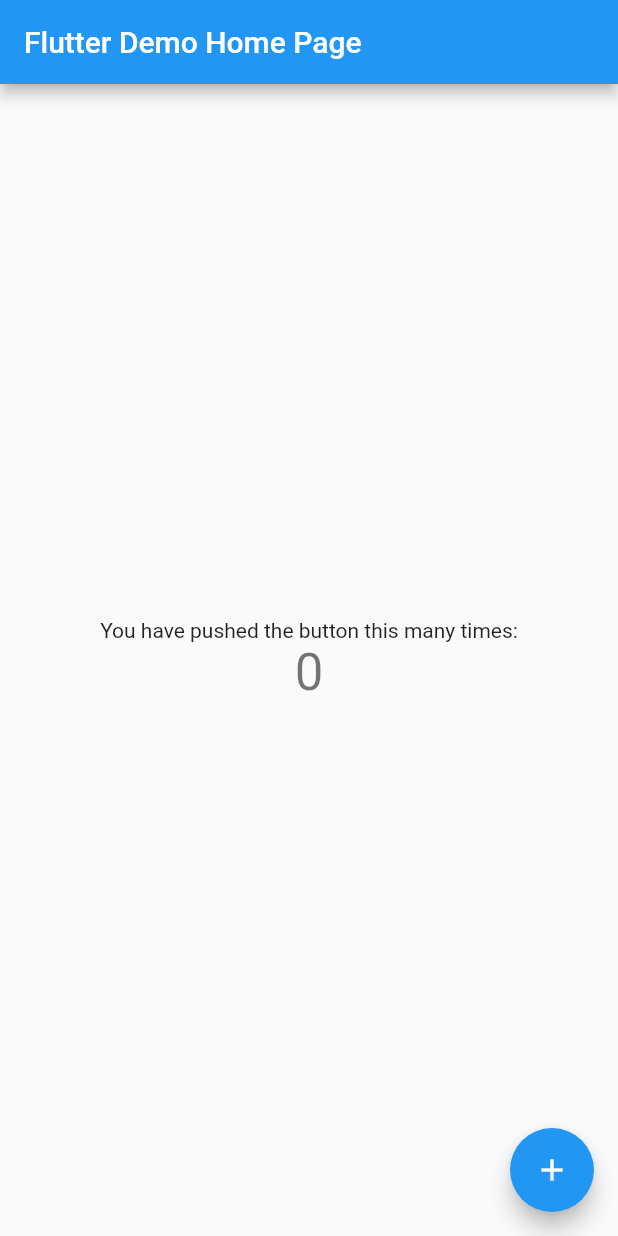
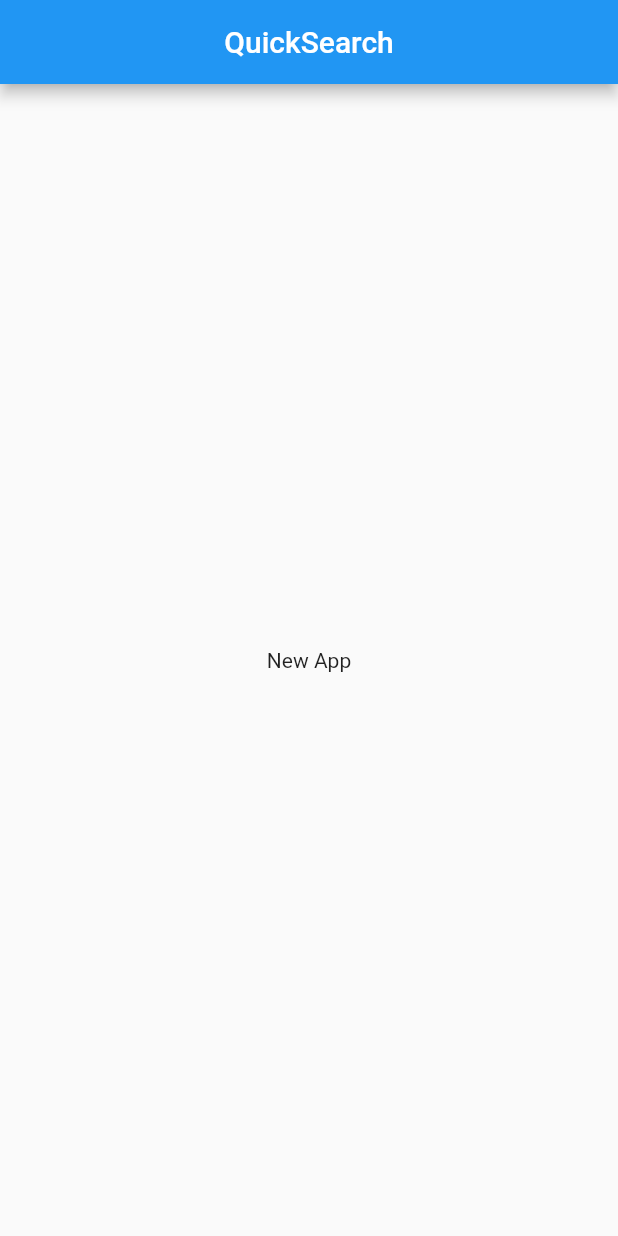
Before and after one commit to emkayDauda/QuickSearch, a Flutter app: the screen it shows after launch, on a phone screen of 412 x 824 dp. Run offline on Flutter 3.47's test engine with Material 2 defaults, Android fonts, the phone set to English and light mode, and no system bars.

Commit message:
Build base app

```diff
--- /dev/null
+++ b/lib/QuickSearch.dart
@@ -0,0 +1,14 @@
+import 'package:flutter/material.dart';
+import 'QuickSearchApp.dart';
+
+class QuickSearch extends StatelessWidget{
+  @override
+  Widget build(BuildContext context) {
+    return MaterialApp(
+        debugShowCheckedModeBanner: false,
+        title: 'QuickSearch',
+        home: QuickSearchApp(),
+    );
+  }
+
+}
--- /dev/null
+++ b/lib/QuickSearchApp.dart
@@ -0,0 +1,19 @@
+import 'package:flutter/material.dart';
+
+class QuickSearchApp extends StatelessWidget {
+  @override
+  Widget build(BuildContext context) {
+    return Scaffold(
+      appBar: AppBar(
+        title: Center(
+          child: Text('QuickSearch'),
+        ),
+      ),
+      body: Container(
+        child: Center(
+          child: Text('New App'),
+        ),
+      ),
+    );
+  }
+}
--- a/lib/main.dart
+++ b/lib/main.dart
@@ -1,109 +1,4 @@
 import 'package:flutter/material.dart';
+import 'QuickSearch.dart';
 
-void main() => runApp(new MyApp());
-
-class MyApp extends StatelessWidget {
-  // This widget is the root of your application.
-  @override
-  Widget build(BuildContext context) {
-    return new MaterialApp(
-      title: 'Flutter Demo',
-      theme: new ThemeData(
-        // This is the theme of your application.
-        //
-        // Try running your application with "flutter run". You'll see the
-        // application has a blue toolbar. Then, without quitting the app, try
-        // changing the primarySwatch below to Colors.green and then invoke
-        // "hot reload" (press "r" in the console where you ran "flutter run",
-        // or press Run > Flutter Hot Reload in IntelliJ). Notice that the
-        // counter didn't reset back to zero; the application is not restarted.
-        primarySwatch: Colors.blue,
-      ),
-      home: new MyHomePage(title: 'Flutter Demo Home Page'),
-    );
-  }
-}
-
-class MyHomePage extends StatefulWidget {
-  MyHomePage({Key key, this.title}) : super(key: key);
-
-  // This widget is the home page of your application. It is stateful, meaning
-  // that it has a State object (defined below) that contains fields that affect
-  // how it looks.
-
-  // This class is the configuration for the state. It holds the values (in this
-  // case the title) provided by the parent (in this case the App widget) and
-  // used by the build method of the State. Fields in a Widget subclass are
-  // always marked "final".
-
-  final String title;
-
-  @override
-  _MyHomePageState createState() => new _MyHomePageState();
-}
-
-class _MyHomePageState extends State<MyHomePage> {
-  int _counter = 0;
-
-  void _incrementCounter() {
-    setState(() {
-      // This call to setState tells the Flutter framework that something has
-      // changed in this State, which causes it to rerun the build method below
-      // so that the display can reflect the updated values. If we changed
-      // _counter without calling setState(), then the build method would not be
-      // called again, and so nothing would appear to happen.
-      _counter++;
-    });
-  }
-
-  @override
-  Widget build(BuildContext context) {
-    // This method is rerun every time setState is called, for instance as done
-    // by the _incrementCounter method above.
-    //
-    // The Flutter framework has been optimized to make rerunning build methods
-    // fast, so that you can just rebuild anything that needs updating rather
-    // than having to individually change instances of widgets.
-    return new Scaffold(
-      appBar: new AppBar(
-        // Here we take the value from the MyHomePage object that was created by
-        // the App.build method, and use it to set our appbar title.
-        title: new Text(widget.title),
-      ),
-      body: new Center(
-        // Center is a layout widget. It takes a single child and positions it
-        // in the middle of the parent.
-        child: new Column(
-          // Column is also layout widget. It takes a list of children and
-          // arranges them vertically. By default, it sizes itself to fit its
-          // children horizontally, and tries to be as tall as its parent.
-          //
-          // Invoke "debug paint" (press "p" in the console where you ran
-          // "flutter run", or select "Toggle Debug Paint" from the Flutter tool
-          // window in IntelliJ) to see the wireframe for each widget.
-          //
-          // Column has various properties to control how it sizes itself and
-          // how it positions its children. Here we use mainAxisAlignment to
-          // center the children vertically; the main axis here is the vertical
-          // axis because Columns are vertical (the cross axis would be
-          // horizontal).
-          mainAxisAlignment: MainAxisAlignment.center,
-          children: <Widget>[
-            new Text(
-              'You have pushed the button this many times:',
-            ),
-            new Text(
-              '$_counter',
-              style: Theme.of(context).textTheme.display1,
-            ),
-          ],
-        ),
-      ),
-      floatingActionButton: new FloatingActionButton(
-        onPressed: _incrementCounter,
-        tooltip: 'Increment',
-        child: new Icon(Icons.add),
-      ), // This trailing comma makes auto-formatting nicer for build methods.
-    );
-  }
-}
+main(List<String> args) => runApp(QuickSearch());
```
Also changed, not shown: 1 other file.
